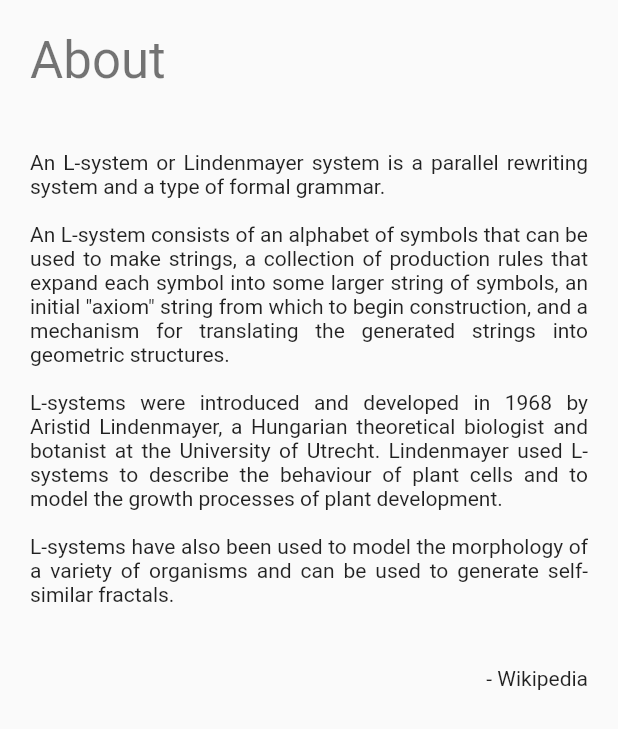
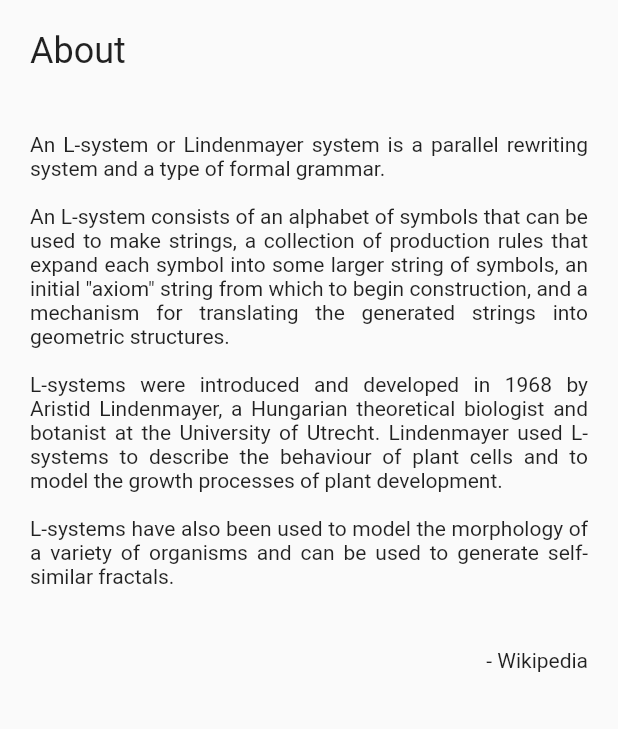
Before and after one commit to zonble/flutter_lsystem, a Flutter app: the AboutPage widget shown alone on an empty page, opened directly, on a phone screen of 412 x 824 dp. Shown: the top 729 px of the screen. Run offline on Flutter 3.47's test engine with Material 2 defaults, Android fonts, the phone set to English and light mode, and no system bars; missing offline and left inert: flutter_turtle.

Commit message:
Updates Flutter version.

```diff
--- a/lib/pages/about_page.dart
+++ b/lib/pages/about_page.dart
@@ -14,7 +14,7 @@
                       Padding(
                         padding: const EdgeInsets.all(20.0),
                         child: Text('About',
-                            style: Theme.of(context).textTheme.display1),
+                            style: Theme.of(context).textTheme.headline5),
                       ),
                       Padding(
                         padding: const EdgeInsets.all(20.0),
```
Also changed, not shown: pubspec.yaml (+0 -11 lines), pubspec.lock, 2 other files.
